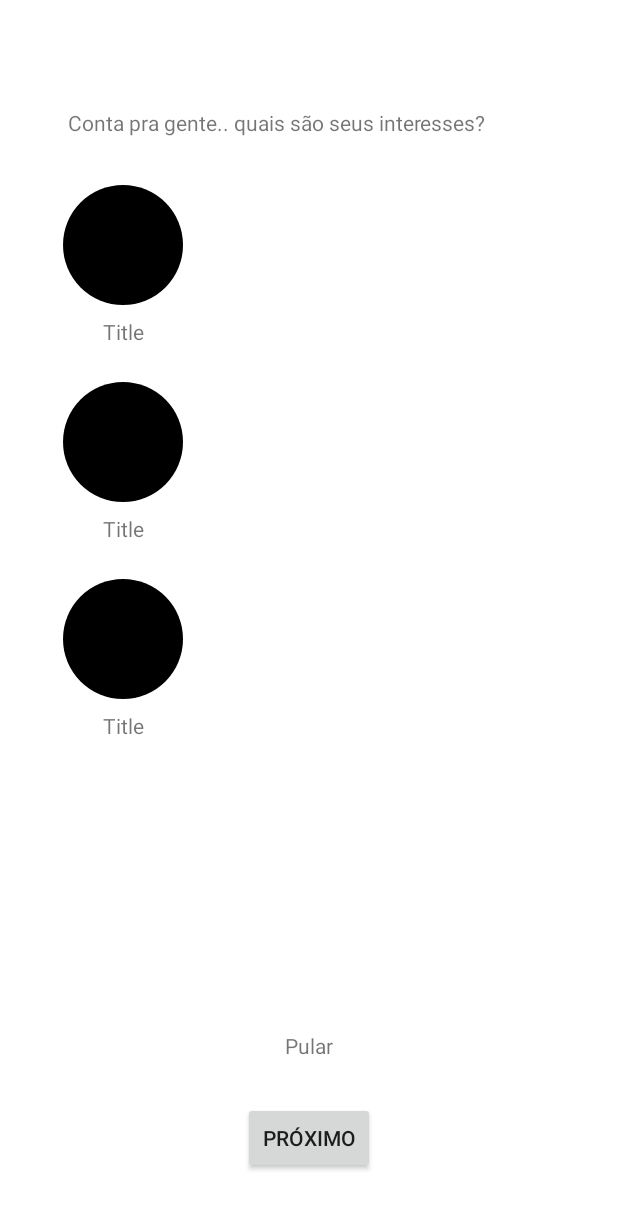
After one commit to pbfn/Trem_que_voa_app, an Android app: the layout fragment_interests.xml on its own in the app's theme, with its tools: preview values and no code run, on a phone screen of 412 x 824 dp. The commit adds this screen. Shown: the top 1209 px of the screen. Run offline under Robolectric (Android 15) with nearby library versions, the phone set to English and light mode, and no system bars.

Commit message:
FragmentInterests
Criado o layout para selecionar os interesses e também o layout do adapter

```diff
--- a/app/build.gradle
+++ b/app/build.gradle
@@ -79,4 +79,6 @@ dependencies {
     implementation "androidx.room:room-ktx:$roomVersion"
 
     testImplementation 'org.mockito.kotlin:mockito-kotlin:4.0.0'
+
+    implementation 'de.hdodenhof:circleimageview:3.1.0'
 }
--- /dev/null
+++ b/app/src/main/res/layout/fragment_interests.xml
@@ -0,0 +1,57 @@
+<?xml version="1.0" encoding="utf-8"?>
+<androidx.constraintlayout.widget.ConstraintLayout xmlns:android="http://schemas.android.com/apk/res/android"
+    xmlns:app="http://schemas.android.com/apk/res-auto"
+    xmlns:tools="http://schemas.android.com/tools"
+    android:layout_width="match_parent"
+    android:layout_height="match_parent"
+    tools:context=".presentation.ui.fragments.InterestsFragment">
+
+
+    <androidx.appcompat.widget.AppCompatTextView
+        android:id="@+id/textVIewTitleInterests"
+        android:layout_width="0dp"
+        android:layout_height="wrap_content"
+        android:layout_marginHorizontal="45dp"
+        android:layout_marginTop="72dp"
+        android:text="Conta pra gente.. quais são seus interesses?"
+        app:layout_constraintEnd_toEndOf="parent"
+        app:layout_constraintStart_toStartOf="parent"
+        app:layout_constraintTop_toTopOf="parent" />
+
+
+    <androidx.recyclerview.widget.RecyclerView
+        android:id="@+id/recyclerViewInterests"
+        android:layout_width="match_parent"
+        android:layout_height="0dp"
+        android:layout_marginHorizontal="42dp"
+        android:layout_marginTop="32dp"
+        app:layout_constraintBottom_toTopOf="@+id/textViewButtonJump"
+        app:layout_constraintEnd_toEndOf="parent"
+        app:layout_constraintStart_toStartOf="parent"
+        app:layout_constraintTop_toBottomOf="@+id/textVIewTitleInterests"
+        tools:listitem="@layout/interests_item_adapter" />
+
+
+    <androidx.appcompat.widget.AppCompatTextView
+        android:id="@+id/textViewButtonJump"
+        android:layout_width="wrap_content"
+        android:layout_height="wrap_content"
+        android:layout_marginBottom="28dp"
+        android:text="Pular"
+        app:layout_constraintBottom_toTopOf="@+id/buttonNext"
+        app:layout_constraintEnd_toEndOf="parent"
+        app:layout_constraintStart_toStartOf="parent" />
+
+
+    <androidx.appcompat.widget.AppCompatButton
+        android:id="@+id/buttonNext"
+        android:layout_width="wrap_content"
+        android:layout_height="wrap_content"
+        android:layout_marginBottom="41dp"
+        android:text="próximo"
+        app:layout_constraintBottom_toBottomOf="parent"
+        app:layout_constraintEnd_toEndOf="parent"
+        app:layout_constraintStart_toStartOf="parent" />
+
+
+</androidx.constraintlayout.widget.ConstraintLayout>
--- /dev/null
+++ b/app/src/main/res/layout/interests_item_adapter.xml
@@ -0,0 +1,29 @@
+<?xml version="1.0" encoding="utf-8"?>
+<androidx.constraintlayout.widget.ConstraintLayout xmlns:android="http://schemas.android.com/apk/res/android"
+    xmlns:app="http://schemas.android.com/apk/res-auto"
+    xmlns:tools="http://schemas.android.com/tools"
+    android:layout_width="wrap_content"
+    android:layout_height="wrap_content">
+
+    <de.hdodenhof.circleimageview.CircleImageView
+        android:id="@+id/imageViewInterests"
+        android:layout_width="80dp"
+        android:layout_height="80dp"
+        android:src="@color/black"
+        app:layout_constraintEnd_toEndOf="parent"
+        app:layout_constraintStart_toStartOf="parent"
+        app:layout_constraintTop_toTopOf="parent" />
+
+    <androidx.appcompat.widget.AppCompatTextView
+        android:id="@+id/textViewInterest"
+        android:layout_width="wrap_content"
+        android:layout_height="wrap_content"
+        android:layout_marginTop="8dp"
+        android:text="Title"
+        android:layout_marginBottom="24dp"
+        app:layout_constraintBottom_toBottomOf="parent"
+        app:layout_constraintEnd_toEndOf="@+id/imageViewInterests"
+        app:layout_constraintStart_toStartOf="@+id/imageViewInterests"
+        app:layout_constraintTop_toBottomOf="@+id/imageViewInterests" />
+
+</androidx.constraintlayout.widget.ConstraintLayout>
```
Also changed, not shown: app/src/main/java/com/br/ioasys/tremquevoa/domain/model/Interests.kt (added, +7 -0 lines), app/src/main/java/com/br/ioasys/tremquevoa/presentation/adapters/AdapterInterests.kt (added, +52 -0 lines), app/src/main/java/com/br/ioasys/tremquevoa/presentation/ui/fragments/InterestsFragment.kt (added, +51 -0 lines), app/src/main/java/com/br/ioasys/tremquevoa/util/MockInteresses.kt (added, +22 -0 lines), app/src/main/res/navigation/nav_graph.xml (+6 -1 lines).
